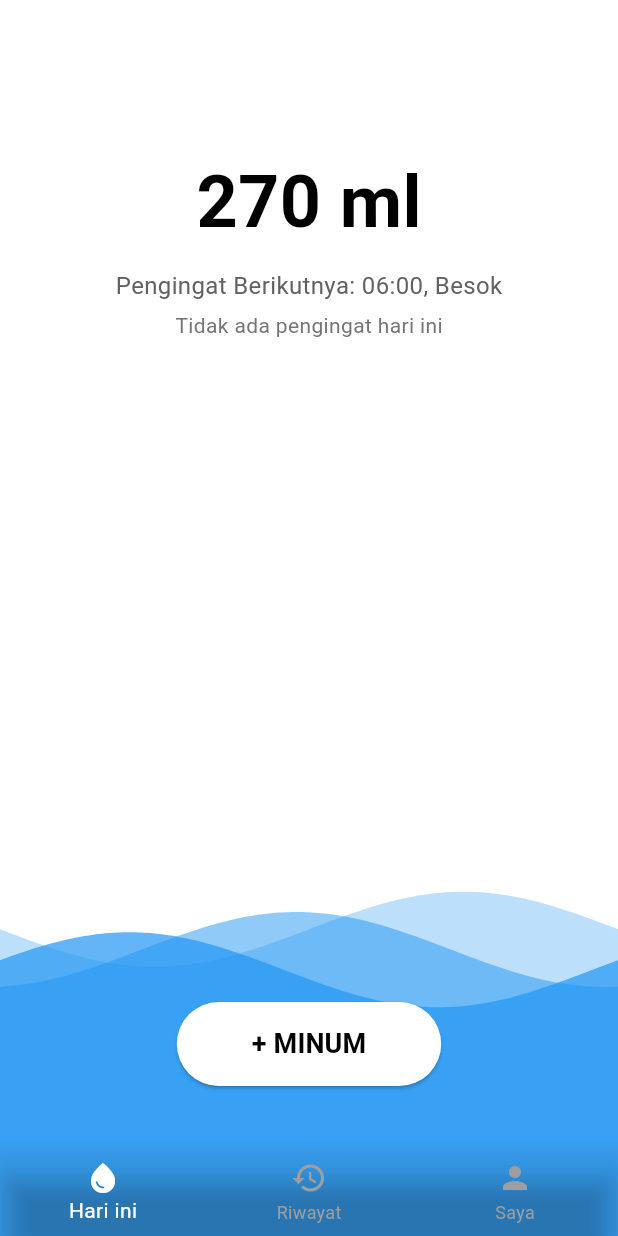
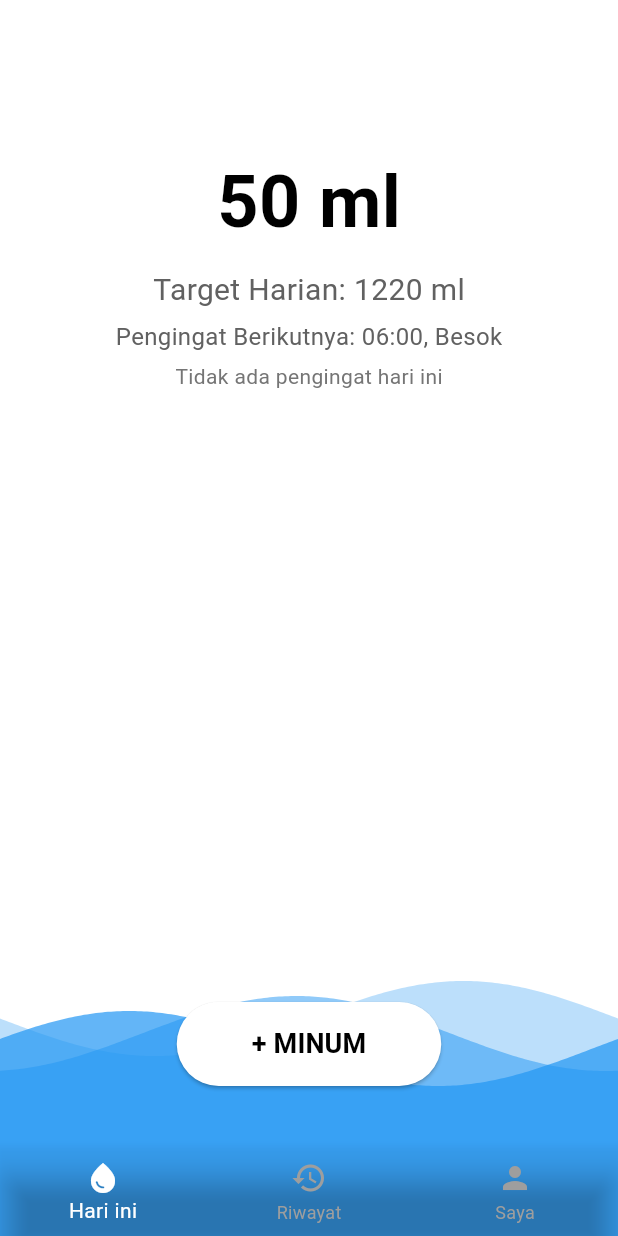
Before and after one commit to MInsanKamil/Pengingat_Minum_Air, a Flutter app: the screen it shows after launch, after a tap on "+ MINUM", on a phone screen of 412 x 824 dp. Run offline on Flutter 3.47's test engine with Material 3 defaults, Android fonts, the phone set to English and light mode, and no system bars; drawn by our look-alikes of wave.

Commit message:
add ui target harian

```diff
--- a/lib/screens/home_screen.dart
+++ b/lib/screens/home_screen.dart
@@ -10,13 +10,16 @@ class HomeScreen extends StatefulWidget {
 
 class _HomeScreenState extends State<HomeScreen>
     with SingleTickerProviderStateMixin {
-  int _ml = 220; // Initial amount in ml
-  double _waveAmplitude = 10; // Initial wave amplitude
+  int _ml = 0;
+  int _waveHeight = 150;
+  int _target = 1220;
+  double _waveAmplitude = 10;
 
   void _increaseDrink() {
     setState(() {
-      _ml += 50; // Increase by 50 ml
-      _waveAmplitude += 5; // Increase wave amplitude
+      _ml += 50;
+      _waveHeight += 50;
+      _waveAmplitude += 5;
     });
   }
 
@@ -28,9 +31,7 @@ class _HomeScreenState extends State<HomeScreen>
         children: [
           SizedBox(height: 100),
           TweenAnimationBuilder<int>(
-            tween: IntTween(
-                begin: _ml - 50,
-                end: _ml), // Animate from previous value to new value
+            tween: IntTween(begin: _ml - 50, end: _ml),
             duration: Duration(milliseconds: 1000),
             builder: (context, value, child) {
               return Text(
@@ -44,6 +45,14 @@ class _HomeScreenState extends State<HomeScreen>
             },
           ),
           SizedBox(height: 10),
+          Text(
+            'Target Harian: $_target ml',
+            style: TextStyle(
+              fontSize: 20,
+              color: Colors.grey[700],
+            ),
+          ),
+          SizedBox(height: 5),
           Text(
             'Pengingat Berikutnya: 06:00, Besok',
             style: TextStyle(
@@ -60,19 +69,16 @@ class _HomeScreenState extends State<HomeScreen>
             ),
           ),
           SizedBox(height: 50),
-
-          // Stack for the WaveWidget and BottomNavigationBarWidget
           Expanded(
             child: Stack(
               children: [
-                // WaveWidget positioned at the bottom
                 Align(
                   alignment: Alignment.bottomCenter,
                   child: AnimatedContainer(
                     duration: Duration(milliseconds: 500),
                     curve: Curves.easeInOut,
-                    color: Colors.transparent, // Transparent background
-                    height: double.parse(_ml.toString()),
+                    color: Colors.transparent,
+                    height: double.parse(_waveHeight.toString()),
                     child: WaveWidget(
                       config: CustomConfig(
                         colors: [
@@ -88,26 +94,25 @@ class _HomeScreenState extends State<HomeScreen>
                         ], // Variasi ketinggian
                         blur: MaskFilter.blur(BlurStyle.solid, 10),
                       ),
-                      size: Size(double.infinity,
-                          double.parse(_ml.toString())), // Tinggi gelombang
-                      waveAmplitude: _waveAmplitude, // Dynamic wave amplitude
+                      size: Size(
+                          double.infinity,
+                          double.parse(
+                              _waveHeight.toString())), // Tinggi gelombang
+                      waveAmplitude: _waveAmplitude,
                     ),
                   ),
                 ),
-                // BottomNavigationBar positioned at the bottom
                 Align(
                   alignment: Alignment.bottomCenter,
                   child: BottomNavigationBarWidget(),
                 ),
-                // Content area with ElevatedButton on top
                 Align(
                   alignment: Alignment.bottomCenter,
                   child: Padding(
                     padding: const EdgeInsets.symmetric(horizontal: 20.0),
                     child: Column(
                       crossAxisAlignment: CrossAxisAlignment.center,
-                      mainAxisAlignment:
-                          MainAxisAlignment.end, // Atur tombol di bawah
+                      mainAxisAlignment: MainAxisAlignment.end,
                       children: [
                         ElevatedButton(
                           onPressed: _increaseDrink,
@@ -128,9 +133,7 @@ class _HomeScreenState extends State<HomeScreen>
                             ),
                           ),
                         ),
-                        SizedBox(
-                            height:
-                                100), // Spasi setelah tombol jika diperlukan
+                        SizedBox(height: 100),
                       ],
                     ),
                   ),
--- a/lib/widgets/bottom_navigation_bar_widget.dart
+++ b/lib/widgets/bottom_navigation_bar_widget.dart
@@ -19,10 +19,6 @@ class BottomNavigationBarWidget extends StatelessWidget {
           icon: Icon(Icons.history),
           label: 'Riwayat',
         ),
-        // BottomNavigationBarItem(
-        //   icon: Icon(Icons.insights),
-        //   label: 'Wawasan',
-        // ),
         BottomNavigationBarItem(
           icon: Icon(Icons.person),
           label: 'Saya',
```
